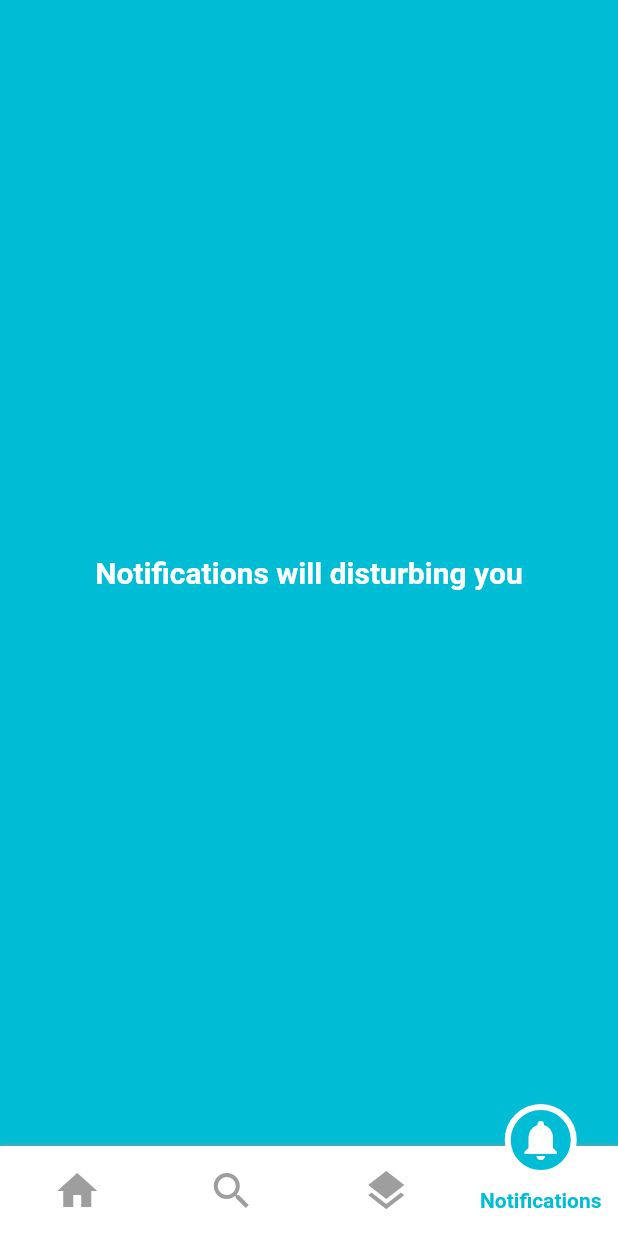
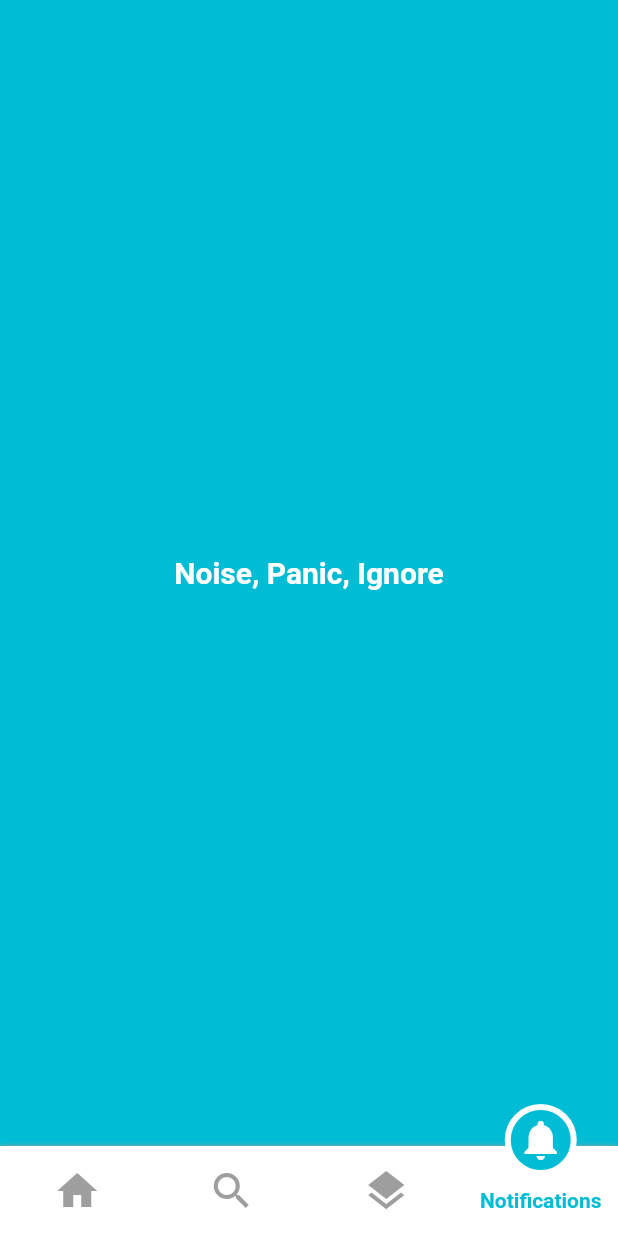
Before and after one commit to benyaminbeyzaie/circular_bottom_navigation, a Flutter app: the screen it shows after launch, item 3 of the bottom bar chosen, on a phone screen of 412 x 824 dp. Run offline on Flutter 3.47's test engine with Material 2 defaults, Android fonts, the phone set to English and light mode, and no system bars.

Commit message:
changed slogans of sample

```diff
--- a/example/lib/main.dart
+++ b/example/lib/main.dart
@@ -54,16 +54,16 @@ class _MyHomePageState extends State<MyHomePage> {
     String slogan;
     switch (selectedPos) {
       case 0:
-        slogan = "Home is better than office";
+        slogan = "Familly, Happiness, Food";
         break;
       case 1:
-        slogan = "Search to find yourself";
+        slogan = "Find, Check, Use";
         break;
       case 2:
-        slogan = "Skip all Reports";
+        slogan = "Receive, Review, Rip";
         break;
       case 3:
-        slogan = "Notifications will disturbing you";
+        slogan = "Noise, Panic, Ignore";
         break;
     }
 
```
